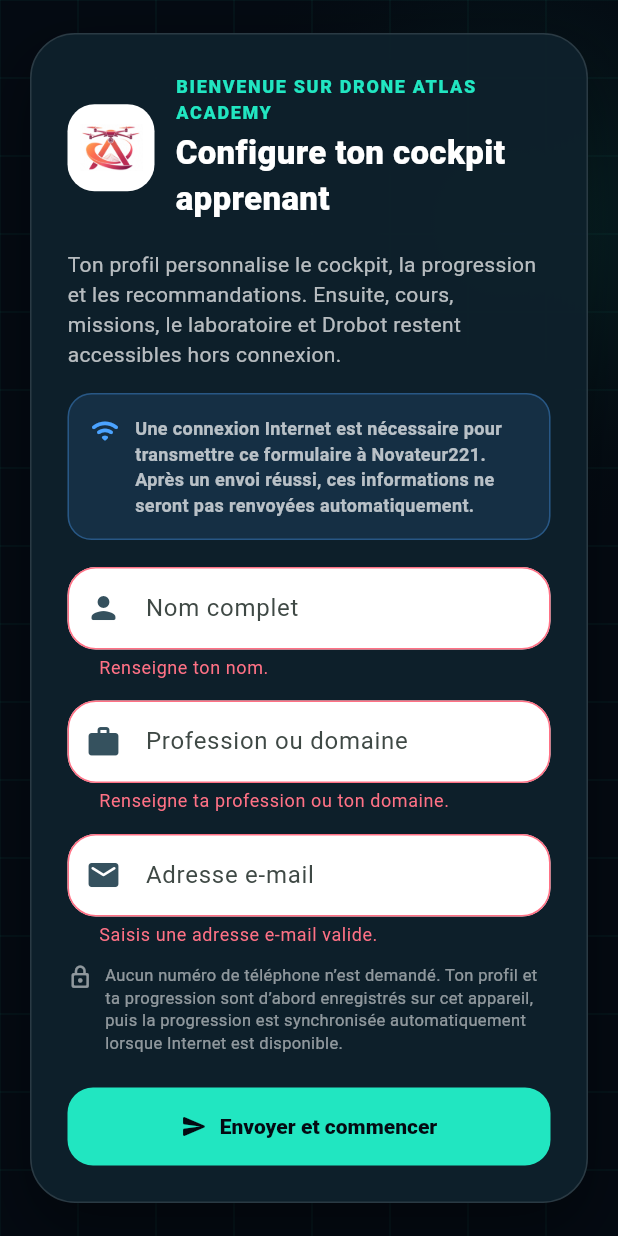
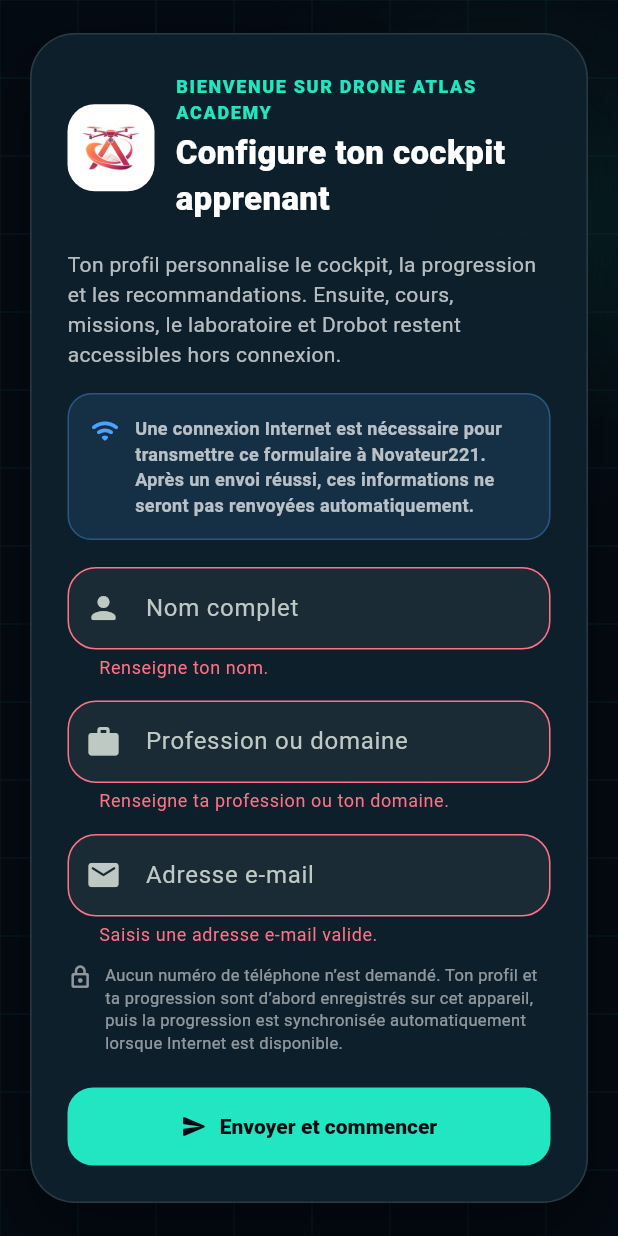
Before and after one commit to yoonbuwoor/NOVDAC3, a Flutter app: the screen it shows after launch, after a tap on "Envoyer et commencer", on a phone screen of 412 x 824 dp. Run offline on Flutter 3.47's test engine with Material 3 defaults, Android fonts, the phone set to English and light mode, and no system bars; our stand-ins replace connectivity_plus, firebase_auth, firebase_core, flutter_local_notifications, geolocator, shared_preferences; missing offline and left inert: pdfx, workmanager; accounts and stored records are empty; statements that could not run were skipped.

Commit message:
Refactor theme management in app.dart
Removed shared preferences for theme management and simplified theme toggling logic.

```diff
--- a/lib/app.dart
+++ b/lib/app.dart
@@ -1,5 +1,4 @@
 import 'package:flutter/material.dart';
-import 'package:shared_preferences/shared_preferences.dart';
 
 import 'controllers/app_controller.dart';
 import 'core/theme.dart';
@@ -16,10 +15,7 @@
 
 class _DroneAtlasAppState extends State<DroneAtlasApp> {
   final AppController _controller = AppController();
-  static const String _themePreferenceKey = 'appearance.darkMode';
-
-  final SharedPreferencesAsync _prefs = SharedPreferencesAsync();
-  ThemeMode _themeMode = ThemeMode.light;
+  ThemeMode _themeMode = ThemeMode.dark;
 
   @override
   void initState() {
@@ -34,22 +30,14 @@
     super.dispose();
   }
 
-  Future<void> _loadSavedTheme() async {
-    final darkMode = await _prefs.getBool(_themePreferenceKey) ?? false;
-    if (!mounted) return;
-    setState(() {
-      _themeMode = darkMode ? ThemeMode.dark : ThemeMode.light;
-    });
-  }
 
-  void _toggleTheme() {
-    final next = _themeMode == ThemeMode.dark
+void _toggleTheme() {
+  setState(() {
+    _themeMode = _themeMode == ThemeMode.dark
         ? ThemeMode.light
         : ThemeMode.dark;
-    setState(() => _themeMode = next);
-    _prefs.setBool(_themePreferenceKey, next == ThemeMode.dark);
-  }
-
+  });
+}
   @override
   Widget build(BuildContext context) {
     return AppScope(
```
